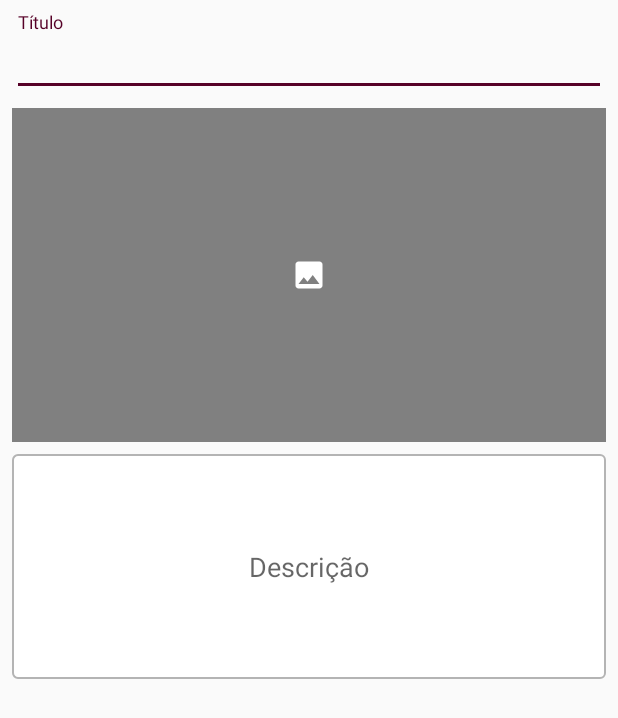
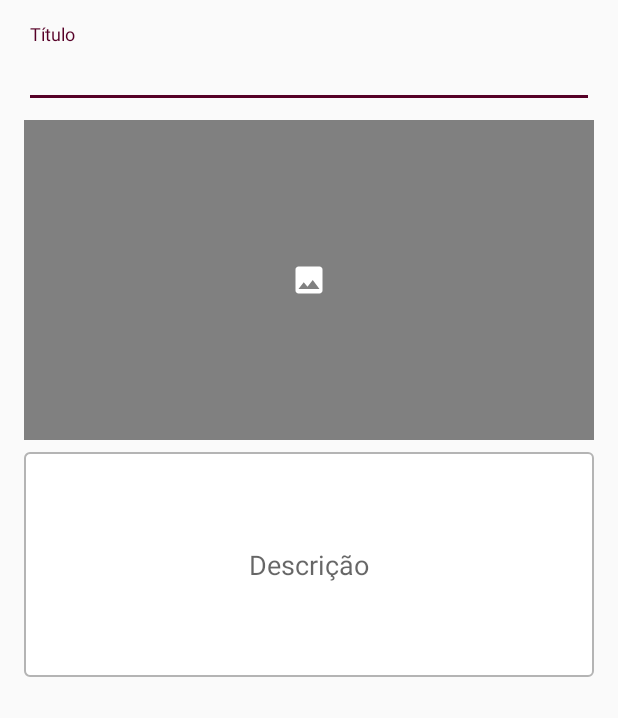
Before and after one commit to loboneto/denuncias, an Android app: the CreateActivity screen opened directly, with no data from a screen before it, on a phone screen of 412 x 824 dp. Shown: the top 718 px of the screen. Run offline under Robolectric (Android 15) with nearby library versions, the phone set to English and light mode, and no system bars.

Commit message:
initial commit

```diff
--- a/app/src/main/AndroidManifest.xml
+++ b/app/src/main/AndroidManifest.xml
@@ -32,8 +32,9 @@
         </activity>
         <activity android:name=".views.activities.RegisterActivity" />
         <activity android:name=".views.activities.EditProfileActivity" />
-        <activity android:name=".views.activities.HomeActivity" />
-        <activity android:name=".views.activities.CreateActivity"></activity>
+        <activity android:name=".views.activities.HomeActivity"
+            android:windowSoftInputMode="adjustPan"/>
+        <activity android:name=".views.activities.CreateActivity"/>
     </application>
 
 </manifest>
--- a/app/src/main/java/neto/lobo/denuncias/views/activities/HomeActivity.java
+++ b/app/src/main/java/neto/lobo/denuncias/views/activities/HomeActivity.java
@@ -47,8 +47,8 @@ public class HomeActivity extends AppCompatActivity {
                     return true;
                 case R.id.navigation_add:
 //                    toolbar.setTitle("Criar");
-                    fragment = new CreateFragment();
-                    loadFragment(fragment);
+//                    fragment = new CreateFragment();
+//                    loadFragment(fragment);
                     return true;
 
                 case R.id.navigation_notifications:
--- a/app/src/main/res/layout/activity_create.xml
+++ b/app/src/main/res/layout/activity_create.xml
@@ -10,11 +10,11 @@
         android:id="@+id/textTitle"
         android:layout_width="match_parent"
         android:layout_height="wrap_content"
-        android:layout_marginEnd="8dp"
-        android:layout_marginLeft="8dp"
-        android:layout_marginRight="8dp"
-        android:layout_marginStart="8dp"
-        android:layout_marginTop="8dp"
+        android:layout_marginEnd="16dp"
+        android:layout_marginLeft="16dp"
+        android:layout_marginRight="16dp"
+        android:layout_marginStart="16dp"
+        android:layout_marginTop="16dp"
         app:layout_constraintEnd_toEndOf="parent"
         app:layout_constraintStart_toStartOf="parent"
         app:layout_constraintTop_toTopOf="parent">
@@ -32,10 +32,10 @@
         android:scaleType="center"
         android:layout_width="match_parent"
         android:layout_height="0dp"
-        android:layout_marginEnd="8dp"
-        android:layout_marginLeft="8dp"
-        android:layout_marginRight="8dp"
-        android:layout_marginStart="8dp"
+        android:layout_marginEnd="16dp"
+        android:layout_marginLeft="16dp"
+        android:layout_marginRight="16dp"
+        android:layout_marginStart="16dp"
         android:layout_marginTop="8dp"
         android:background="@color/grey"
         app:layout_constraintDimensionRatio="16:9"
@@ -52,10 +52,10 @@
         android:padding="15dp"
         android:gravity="center"
         android:background="@drawable/text_box"
-        android:layout_marginEnd="8dp"
-        android:layout_marginLeft="8dp"
-        android:layout_marginRight="8dp"
-        android:layout_marginStart="8dp"
+        android:layout_marginEnd="16dp"
+        android:layout_marginLeft="16dp"
+        android:layout_marginRight="16dp"
+        android:layout_marginStart="16dp"
         android:layout_marginTop="8dp"
         app:layout_constraintEnd_toEndOf="parent"
         app:layout_constraintHorizontal_bias="0.0"
```
Also changed, not shown: app/src/main/res/layout/activity_home.xml (+22 -13 lines), app/src/main/res/layout/fragment_profile.xml (+27 -16 lines).
